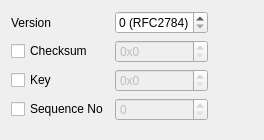
Before: the Qt Designer form common/gre.ui in pstavirs/ostinato, drawn with Qt 5.
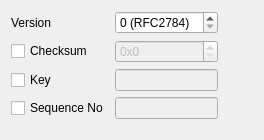
After: the same form once the commit is applied. Custom widgets are drawn as their Qt base class.

Commit message: Add and use UIntEdit for 32-bit GRE Key/Seq fields

What changed in the file:
```diff
--- a/common/gre.ui
+++ b/common/gre.ui
@@ -78,16 +78,10 @@
     </widget>
    </item>
    <item row="2" column="1">
-    <widget class="IntEdit" name="key">
+    <widget class="UIntEdit" name="key">
      <property name="enabled">
       <bool>false</bool>
      </property>
-     <property name="prefix">
-      <string>0x</string>
-     </property>
-     <property name="displayIntegerBase">
-      <number>16</number>
-     </property>
     </widget>
    </item>
    <item row="3" column="0">
@@ -98,7 +92,7 @@
     </widget>
    </item>
    <item row="3" column="1">
-    <widget class="IntEdit" name="sequence">
+    <widget class="UIntEdit" name="sequence">
      <property name="enabled">
       <bool>false</bool>
      </property>
@@ -125,6 +119,11 @@
    <extends>QSpinBox</extends>
    <header>intedit.h</header>
   </customwidget>
+  <customwidget>
+   <class>UIntEdit</class>
+   <extends>QLineEdit</extends>
+   <header>uintedit.h</header>
+  </customwidget>
  </customwidgets>
  <tabstops>
   <tabstop>hasChecksum</tabstop>
```
The commit also changes 2 other files.
